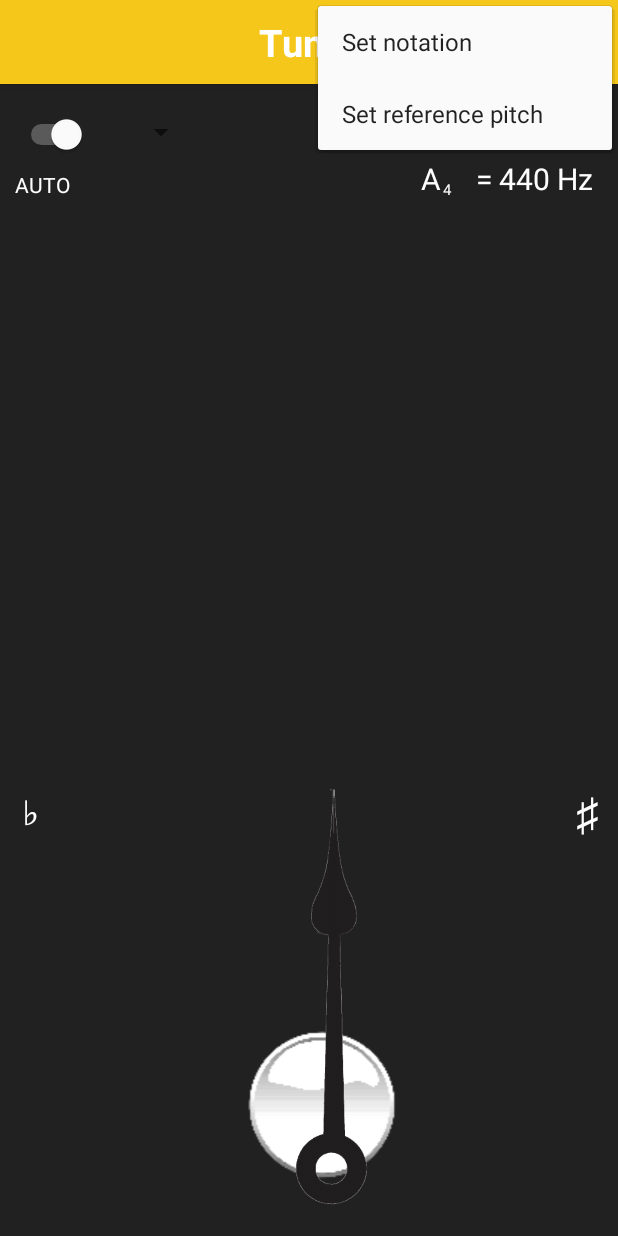
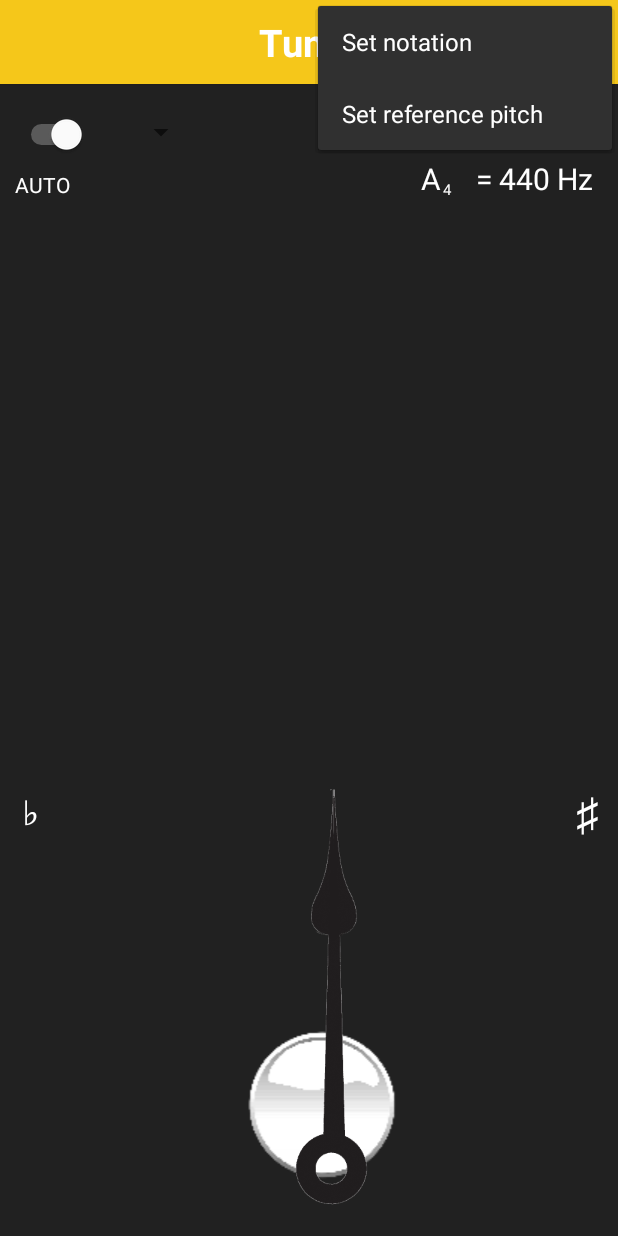
Before and after one commit to DanielZanfir/Tuner, an Android app: the screen it shows after launch (MainActivity), with the options menu open, on a phone screen of 412 x 824 dp. Run offline under Robolectric (Android 15) with nearby library versions, the phone set to English and light mode, and no system bars; libraries missing offline, so code that uses them is left out: com.jaredrummler.materialspinner, com.shawnlin.numberpicker; plain views replace MaterialSpinner; 12 statements that could not run were skipped.

Commit message:
Made animation faster. Added Night Mode for toolbar menu

```diff
--- a/app/src/main/java/com/github/Tuner/MainActivity.java
+++ b/app/src/main/java/com/github/Tuner/MainActivity.java
@@ -46,7 +46,6 @@ public class MainActivity extends AppCompatActivity implements TaskCallbacks,
     public static final String SWITCH_STATE = "switch_state";
     protected static final String REFERENCE_PITCH = "reference_pitch";
     private static final String TAG_LISTENER_FRAGMENT = "listener_fragment";
-    private static final String USE_DARK_MODE = "use_dark_mode";
     private static int tuningPosition = 0;
     private static int referencePitch;
     private static int referencePosition;
@@ -105,6 +104,7 @@ public class MainActivity extends AppCompatActivity implements TaskCallbacks,
 
 
         setContentView(R.layout.activity_main);
+        AppCompatDelegate.setDefaultNightMode(AppCompatDelegate.MODE_NIGHT_YES);
         setActivityBackgroundColor(0xFF212121);
         mySwitch = (Switch) findViewById(R.id.simpleSwitch);
         nextButton = (ImageButton) findViewById(R.id.nextChord);
--- a/app/src/main/res/drawable/left_indicator.xml
+++ b/app/src/main/res/drawable/left_indicator.xml
@@ -2,17 +2,17 @@
 <animation-list xmlns:android="http://schemas.android.com/apk/res/android"
     android:oneshot="true">
 
-    <item android:drawable="@drawable/l_arrow_01" android:duration="100"/>
-    <item android:drawable="@drawable/l_arrow_02" android:duration="100"/>
-    <item android:drawable="@drawable/l_arrow_03" android:duration="100"/>
-    <item android:drawable="@drawable/l_arrow_04" android:duration="100"/>
-    <item android:drawable="@drawable/l_arrow_05" android:duration="100"/>
-    <item android:drawable="@drawable/l_arrow_06" android:duration="100"/>
-    <item android:drawable="@drawable/l_arrow_07" android:duration="100"/>
-    <item android:drawable="@drawable/l_arrow_08" android:duration="100"/>
-    <item android:drawable="@drawable/l_arrow_09" android:duration="100"/>
-    <item android:drawable="@drawable/l_arrow_10" android:duration="100"/>
-    <item android:drawable="@drawable/l_arrow_11" android:duration="100"/>
+    <item android:drawable="@drawable/l_arrow_01" android:duration="75"/>
+    <item android:drawable="@drawable/l_arrow_02" android:duration="75"/>
+    <item android:drawable="@drawable/l_arrow_03" android:duration="75"/>
+    <item android:drawable="@drawable/l_arrow_04" android:duration="75"/>
+    <item android:drawable="@drawable/l_arrow_05" android:duration="75"/>
+    <item android:drawable="@drawable/l_arrow_06" android:duration="75"/>
+    <item android:drawable="@drawable/l_arrow_07" android:duration="75"/>
+    <item android:drawable="@drawable/l_arrow_08" android:duration="75"/>
+    <item android:drawable="@drawable/l_arrow_09" android:duration="75"/>
+    <item android:drawable="@drawable/l_arrow_10" android:duration="75"/>
+    <item android:drawable="@drawable/l_arrow_11" android:duration="75"/>
 
 
 </animation-list>
--- a/app/src/main/res/drawable/right_indicator.xml
+++ b/app/src/main/res/drawable/right_indicator.xml
@@ -3,17 +3,17 @@
     android:oneshot="true"
     android:visible="false">
 
-    <item android:drawable="@drawable/r_arrow_01" android:duration="100"/>
-    <item android:drawable="@drawable/r_arrow_02" android:duration="100"/>
-    <item android:drawable="@drawable/r_arrow_03" android:duration="100"/>
-    <item android:drawable="@drawable/r_arrow_04" android:duration="100"/>
-    <item android:drawable="@drawable/r_arrow_05" android:duration="100"/>
-    <item android:drawable="@drawable/r_arrow_06" android:duration="100"/>
-    <item android:drawable="@drawable/r_arrow_07" android:duration="100"/>
-    <item android:drawable="@drawable/r_arrow_08" android:duration="100"/>
-    <item android:drawable="@drawable/r_arrow_09" android:duration="100"/>
-    <item android:drawable="@drawable/r_arrow_10" android:duration="100"/>
-    <item android:drawable="@drawable/r_arrow_11" android:duration="100"/>
+    <item android:drawable="@drawable/r_arrow_01" android:duration="75"/>
+    <item android:drawable="@drawable/r_arrow_02" android:duration="75"/>
+    <item android:drawable="@drawable/r_arrow_03" android:duration="75"/>
+    <item android:drawable="@drawable/r_arrow_04" android:duration="75"/>
+    <item android:drawable="@drawable/r_arrow_05" android:duration="75"/>
+    <item android:drawable="@drawable/r_arrow_06" android:duration="75"/>
+    <item android:drawable="@drawable/r_arrow_07" android:duration="75"/>
+    <item android:drawable="@drawable/r_arrow_08" android:duration="75"/>
+    <item android:drawable="@drawable/r_arrow_09" android:duration="75"/>
+    <item android:drawable="@drawable/r_arrow_10" android:duration="75"/>
+    <item android:drawable="@drawable/r_arrow_11" android:duration="75"/>
 
 
 </animation-list>
```
